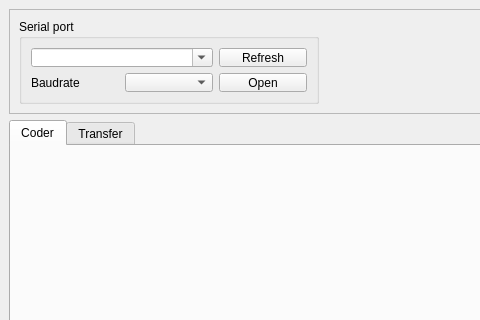
Above: TupTool/instance_form.ui from gsusdev/tup before the change; both pictures show x 0 to 480 and y 0 to 320 of the 775 by 600 pixel window. Below: the same form after it.
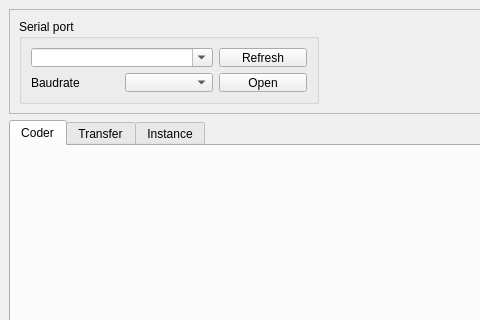
That is the form after the change.

Commit message: Implemented TUP instance

```diff
--- a/TupTool/instance_form.ui
+++ b/TupTool/instance_form.ui
@@ -120,6 +120,11 @@
         <string>Transfer</string>
        </attribute>
       </widget>
+      <widget class="QWidget" name="tabInstance">
+       <attribute name="title">
+        <string>Instance</string>
+       </attribute>
+      </widget>
      </widget>
     </item>
    </layout>
```
The commit also changes 45 other files.
